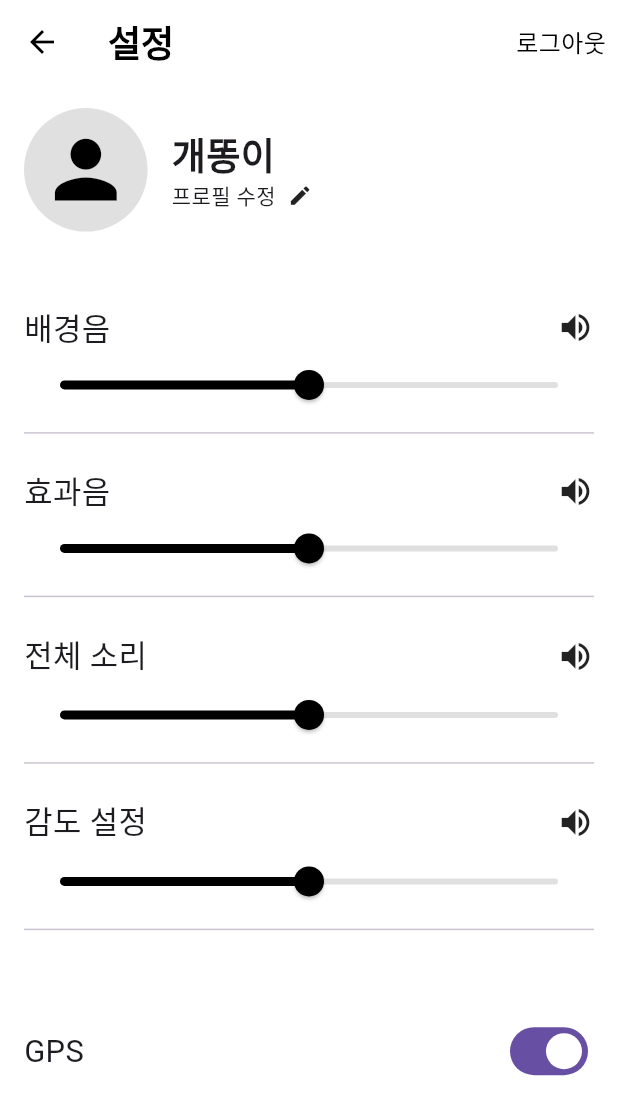
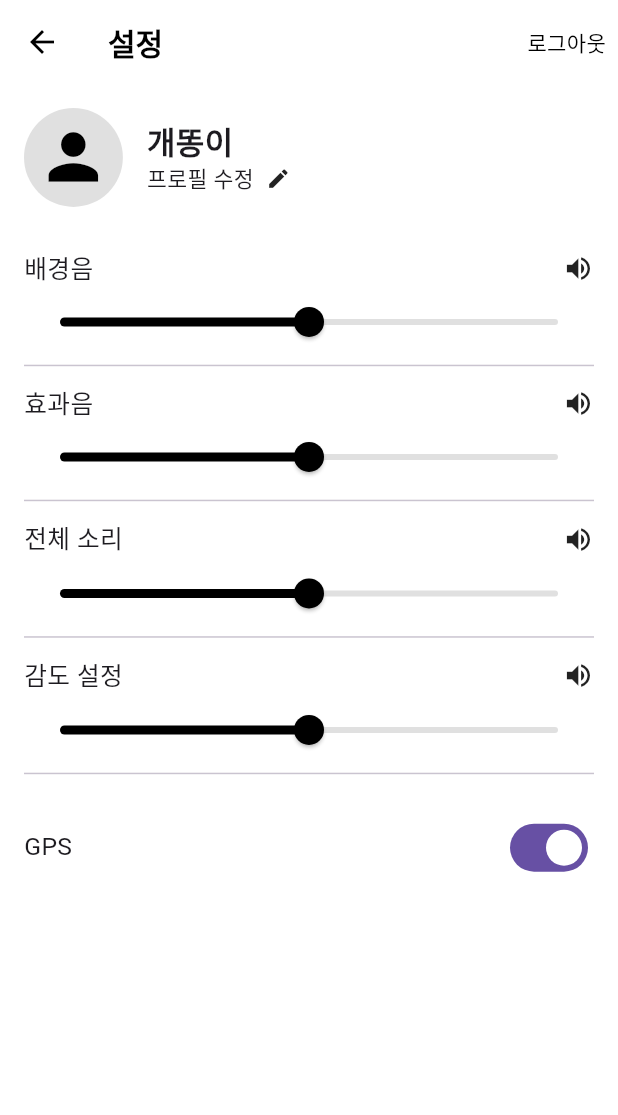
Before and after one commit to marmot8080/Soom-Charm, a Flutter app: the settingsPage screen opened directly, on a phone screen of 412 x 824 dp. Shown: the top 1115 px of the screen. Run offline on Flutter 3.47's test engine with Material 3 defaults, Android fonts, the phone set to English and light mode, and no system bars; our stand-ins replace geolocator; missing offline and left inert: fftea, flame, record.

Commit message:
Enable scrolling for SettingsPage to prevent overflow

```diff
--- a/lib/screens/settingsPage.dart
+++ b/lib/screens/settingsPage.dart
@@ -5,10 +5,11 @@ class settingsPage extends StatelessWidget {
   Widget build(BuildContext context) {
     // 화면 크기 정보 가져오기
     final size = MediaQuery.of(context).size;
+
     return Scaffold(
       backgroundColor: Colors.white,
       appBar: AppBar(
-        title: Text('설정', style: TextStyle(fontSize: 24, fontWeight: FontWeight.bold)),
+        title: Text('설정', style: TextStyle(fontSize: 20, fontWeight: FontWeight.bold)),
         backgroundColor: Colors.white,
         foregroundColor: Colors.black,
         elevation: 0,
@@ -24,13 +25,14 @@ class settingsPage extends StatelessWidget {
             child: Center(
               child: Text(
                 '로그아웃',
-                style: TextStyle(color: Colors.black, fontSize: 16),
+                style: TextStyle(color: Colors.black, fontSize: 14),
               ),
             ),
           ),
         ],
       ),
-      body: Padding(
+      body: SingleChildScrollView(
+        child: Padding(
           padding: const EdgeInsets.all(16.0),
           child: Column(
             crossAxisAlignment: CrossAxisAlignment.start,
@@ -38,11 +40,10 @@ class settingsPage extends StatelessWidget {
               // 프로필 섹션
               Row(
                 children: [
-                // CircleAvatar의 크기를 화면 크기에 따라 조정
                   CircleAvatar(
-                  radius: size.width * 0.1, // 화면 너비의 10% 크기
+                    radius: size.width * 0.08, // 크기를 줄임
                     backgroundColor: Colors.grey[300],
-                  child: Icon(Icons.person, size: size.width * 0.15, color: Colors.black),
+                    child: Icon(Icons.person, size: size.width * 0.12, color: Colors.black),
                   ),
                   SizedBox(width: 16),
                   Column(
@@ -50,11 +51,11 @@ class settingsPage extends StatelessWidget {
                     children: [
                       Text(
                         '개똥이',
-                      style: TextStyle(fontSize: size.width * 0.06, fontWeight: FontWeight.bold),
+                        style: TextStyle(fontSize: size.width * 0.05, fontWeight: FontWeight.bold),
                       ),
                       Row(
                         children: [
-                        Text('프로필 수정'),
+                          Text('프로필 수정', style: TextStyle(fontSize: size.width * 0.035)), // 텍스트 크기 줄임
                           SizedBox(width: 8),
                           Icon(Icons.edit, size: size.width * 0.04),
                         ],
@@ -63,39 +64,39 @@ class settingsPage extends StatelessWidget {
                   ),
                 ],
               ),
-            SizedBox(height: size.height * 0.05), // 간격을 화면 크기에 맞게 조정
+              SizedBox(height: size.height * 0.03), // 간격을 줄임
               // 슬라이더 섹션
               _buildSliderSection('배경음', size),
               _buildSliderSection('효과음', size),
               _buildSliderSection('전체 소리', size),
               _buildSliderSection('감도 설정', size),
-            SizedBox(height: size.height * 0.05),
+              SizedBox(height: size.height * 0.02), // 간격을 줄임
               // GPS 설정 섹션
               Row(
                 mainAxisAlignment: MainAxisAlignment.spaceBetween,
                 children: [
-                Text('GPS', style: TextStyle(fontSize: size.width * 0.05)),
+                  Text('GPS', style: TextStyle(fontSize: size.width * 0.04)), // 텍스트 크기 줄임
                   Switch(value: true, onChanged: (bool value) {}),
                 ],
               ),
             ],
           ),
         ),
+      ),
     );
   }
-
 
   // 슬라이더 섹션 UI 빌더 함수
   Widget _buildSliderSection(String title, Size size) {
     return Padding(
-      padding: const EdgeInsets.symmetric(vertical: 8.0),
+      padding: const EdgeInsets.symmetric(vertical: 4.0), // 패딩을 줄임
       child: Column(
         children: [
           Row(
             mainAxisAlignment: MainAxisAlignment.spaceBetween,
             children: [
-              Text(title, style: TextStyle(fontSize: size.width * 0.05)),
-              Icon(Icons.volume_up, size: size.width * 0.06),
+              Text(title, style: TextStyle(fontSize: size.width * 0.04)), // 텍스트 크기 줄임
+              Icon(Icons.volume_up, size: size.width * 0.05),
             ],
           ),
           Slider(
@@ -103,8 +104,9 @@ class settingsPage extends StatelessWidget {
             onChanged: (double value) {},
             activeColor: Colors.black,
             inactiveColor: Colors.grey[300],
+            // 슬라이더의 크기는 기본적으로 자동으로 조정됩니다.
           ),
-          Divider(), // 구분선 추가
+          Divider(height: 10), // 구분선의 높이를 줄임
         ],
       ),
     );
```
Lines whose indentation alone changed are shown as unchanged.
